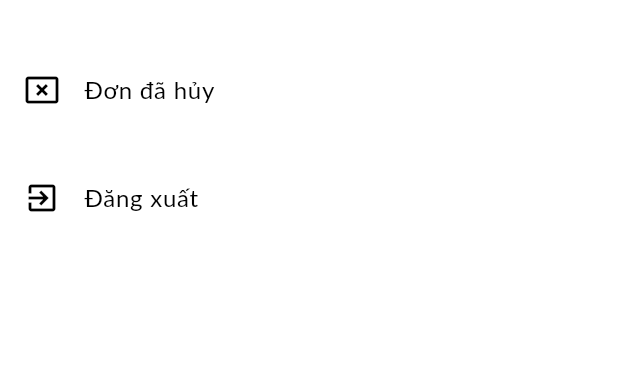
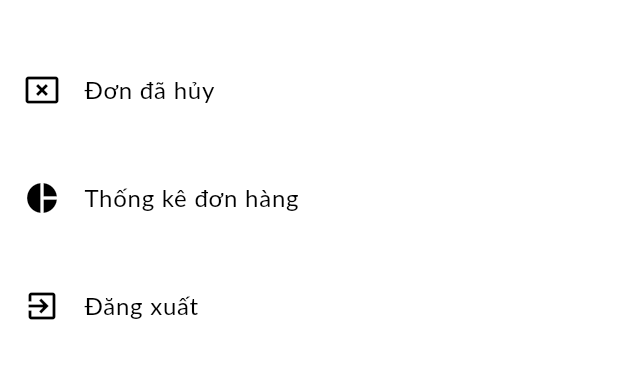
Before and after one commit to thnhtra2001/Food, a Flutter app: the AdminAppDrawer widget shown alone on an empty page, opened directly, on a phone screen of 412 x 824 dp, the part 600-979 px from its top. Run offline on Flutter 3.47's test engine with Material 3 defaults, Android fonts, the phone set to English and light mode, and no system bars; our stand-ins replace flutter_dotenv, pie_chart, shared_preferences; accounts and stored records are empty; Roboto replaces fonts that are missing (Lato).

```diff
--- a/lib/main.dart
+++ b/lib/main.dart
@@ -24,6 +24,8 @@ import 'ui/orders3_admin/order_screen.dart';
 import 'ui/orders_admin/order_manager.dart';
 import 'ui/orders_admin/order_screen.dart';
 import 'ui/personal/personal_screen.dart';
+import 'ui/pie_chart/pie_chart.dart';
+import 'ui/pie_chart/pie_chart_manager.dart';
 import 'ui/products/search_product.dart';
 
 Future<void> main() async {
@@ -62,6 +64,9 @@ class MyApp extends StatelessWidget {
           ChangeNotifierProvider(
             create: (ctx) => ProductsManager(),
           ),
+          ChangeNotifierProvider(
+            create: (ctx) => PieChartManager(),
+          ),
         ],
         child: Consumer<AuthManager>(builder: (context, authManager, child) {
           return MaterialApp(
@@ -88,6 +93,7 @@ class MyApp extends StatelessWidget {
                     },
                   ),
             routes: {
+              PieChartScreen.routeName: (context) => PieChartScreen(),
               SearchAdminScreen.routeName: (context) =>
                   const SearchAdminScreen(),
               SearchScreen.routeName: (context) => const SearchScreen(),
--- a/lib/services/auth_services.dart
+++ b/lib/services/auth_services.dart
@@ -45,8 +45,7 @@ class AuthService {
       if (method == 'signUp') {
         final token = authToken.token;
         final uid = authToken.userId;
-        final usersUrl = Uri.parse(
-            'https://testapp-ff488-default-rtdb.asia-southeast1.firebasedatabase.app/users.json?auth=$token');
+        final usersUrl = Uri.parse('https://food-app-1c80b-default-rtdb.asia-southeast1.firebasedatabase.app/users.json?auth=$token');
         final response = await http.post(usersUrl,
             body: json.encode({
               'uid': uid,
@@ -82,8 +81,7 @@ class AuthService {
   Future<String> isAdmin(AuthToken authToken) async {
     final token = authToken.token;
     final uid = authToken.userId;
-    final usersUrl = Uri.parse(
-        'https://testapp-ff488-default-rtdb.asia-southeast1.firebasedatabase.app/users.json?auth=$token&orderBy="uid"&equalTo="$uid"');
+    final usersUrl = Uri.parse('https://food-app-1c80b-default-rtdb.asia-southeast1.firebasedatabase.app/users.json?auth=$token&orderBy="uid"&equalTo="$uid"');
 
     final response = await http.get(usersUrl);
     print(response);
--- a/lib/ui/pie_chart/pie_chart.dart
+++ b/lib/ui/pie_chart/pie_chart.dart
@@ -1,11 +1,9 @@
 import 'package:flutter/material.dart';
 import 'package:pie_chart/pie_chart.dart';
 import 'package:provider/provider.dart';
-import 'package:shopcaycanh/ui/orders3_admin/order_manager.dart';
-import 'package:shopcaycanh/ui/pie_chart/pie_chart_manager.dart';
-import 'package:shopcaycanh/ui/shared/admin_app_drawer.dart';
-
 import '../orders1_admin/order_manager.dart';
+import '../shared/app_drawer_admin.dart';
+import 'pie_chart_manager.dart';
 
 class PieChartScreen extends StatefulWidget {
   static const routeName = '/pieChart';
--- a/lib/ui/pie_chart/pie_chart_manager.dart
+++ b/lib/ui/pie_chart/pie_chart_manager.dart
@@ -1,7 +1,8 @@
 import 'package:flutter/widgets.dart';
-import 'package:shopcaycanh/models/order_item.dart';
 import 'package:flutter/foundation.dart';
-import 'package:shopcaycanh/services/orders_admin_service.dart';
+
+import '../../model/order_item.dart';
+import '../../services/orders_admin_service.dart';
 
 class PieChartManager with ChangeNotifier {
   final OrderServiceAdmin _orderService = OrderServiceAdmin();
--- a/lib/ui/shared/app_drawer_admin.dart
+++ b/lib/ui/shared/app_drawer_admin.dart
@@ -12,6 +12,7 @@ import '../orders2_admin/order_screen.dart';
 import '../orders3_admin/order_screen.dart';
 import '../orders_admin/order_screen.dart';
 import '../personal/personal_screen.dart';
+import '../pie_chart/pie_chart.dart';
 
 class AdminAppDrawer extends StatelessWidget {
   const AdminAppDrawer({super.key});
@@ -70,13 +71,22 @@ class AdminAppDrawer extends StatelessWidget {
                   .pushReplacementNamed(OrdersScreenAdmin2.routeName);
             },
           ),
-                    const Divider(),
+          const Divider(),
           ListTile(
             leading: const Icon(Icons.cancel_presentation),
             title: const Text('Đơn đã hủy'),
             onTap: () {
               Navigator.of(context)
                   .pushReplacementNamed(OrdersScreenAdmin3.routeName);
+            },
+          ),
+          const Divider(),
+          ListTile(
+            leading: const Icon(Icons.pie_chart),
+            title: const Text('Thống kê đơn hàng'),
+            onTap: () {
+              Navigator.of(context)
+                  .pushReplacementNamed(PieChartScreen.routeName);
             },
           ),
           // const Divider(),
--- a/pubspec.yaml
+++ b/pubspec.yaml
@@ -15,6 +15,7 @@ dependencies:
   flutter_dotenv: ^5.0.2
   http: ^0.13.4
   shared_preferences: ^2.0.15
+  pie_chart: ^5.4.0
 
 dev_dependencies:
   flutter_test:
```
Also changed, not shown: pubspec.lock, 1 other file.
